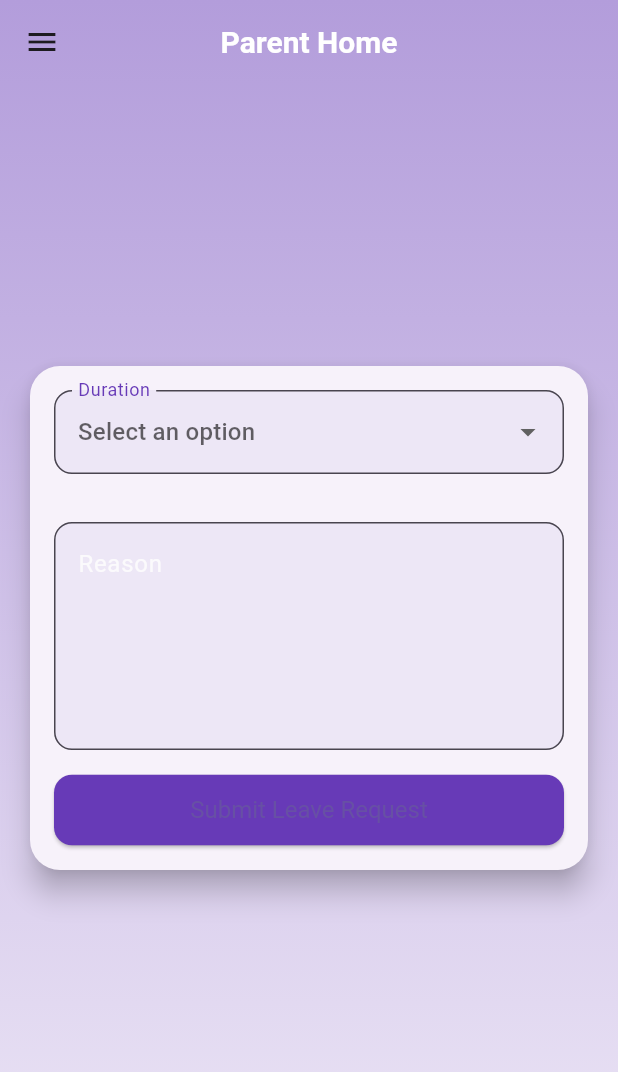
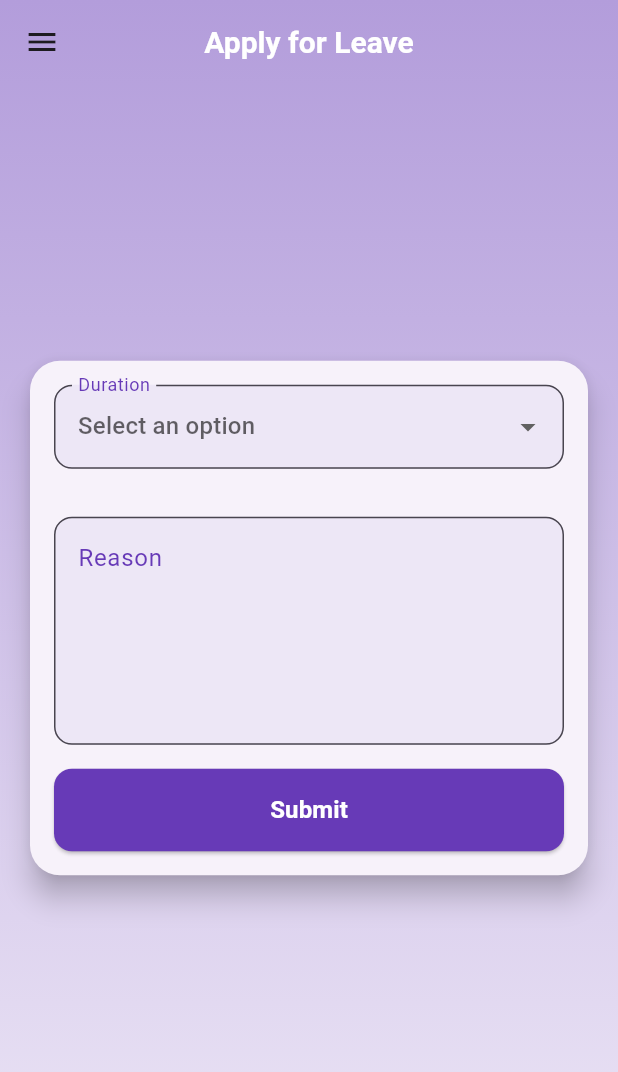
Before and after one commit to ShayaanSadiq/AcadEase, a Flutter app: the ApplyForLeavePage screen opened directly, on a phone screen of 412 x 824 dp. Shown: the top 1072 px of the screen. Run offline on Flutter 3.47's test engine with Material 3 defaults, Android fonts, the phone set to English and light mode, and no system bars; our stand-ins replace table_calendar; network calls fail.

Commit message:
Almost done only contact us left

```diff
--- a/flutter_application/lib/apply_leaveP.dart
+++ b/flutter_application/lib/apply_leaveP.dart
@@ -20,6 +20,7 @@ class ApplyForLeavePage extends StatefulWidget {
 class _ApplyForLeavePageState extends State<ApplyForLeavePage> {
   String? _selectedDuration;
   bool _showCustomDuration = false;
+  bool _isLoading = false;
 
   final TextEditingController _startDateController = TextEditingController();
   final TextEditingController _endDateController = TextEditingController();
@@ -64,6 +65,10 @@ class _ApplyForLeavePageState extends State<ApplyForLeavePage> {
       if (_showCustomDuration) 'start_date': startDate,
       if (_showCustomDuration) 'end_date': endDate,
     };
+
+    setState(() {
+      _isLoading = true;
+    });
 
     try {
       final response = await http.post(
@@ -123,6 +128,10 @@ class _ApplyForLeavePageState extends State<ApplyForLeavePage> {
           ],
         ),
       );
+    } finally {
+      setState(() {
+        _isLoading = false;
+      });
     }
   }
 
@@ -134,7 +143,7 @@ class _ApplyForLeavePageState extends State<ApplyForLeavePage> {
         elevation: 0,
         backgroundColor: Colors.transparent,
         title: const Text(
-          'Parent Home',
+          'Apply for Leave',
           style: TextStyle(
             fontSize: 20,
             fontWeight: FontWeight.bold,
@@ -186,18 +195,16 @@ class _ApplyForLeavePageState extends State<ApplyForLeavePage> {
               leading: const Icon(Icons.school, color: Colors.deepPurple),
               title: const Text('Student Details'),
               onTap: () {
-                    Navigator.pop(context); // Close the drawer
-                    final userProvider = Provider.of<UserProvider>(context, listen: false); // Access UserProvider
+                Navigator.pop(context);
                 Navigator.push(
                   context,
                   MaterialPageRoute(
                     builder: (context) => StudentDetailsPage(
-                          loggedInRollNo: userProvider.username, // Pass the roll number from UserProvider
+                      loggedInRollNo: UserProvider().username,
                     ),
                   ),
                 );
               },
-
             ),
             ListTile(
               leading: const Icon(Icons.campaign_sharp, color: Colors.deepPurple),
@@ -226,6 +233,10 @@ class _ApplyForLeavePageState extends State<ApplyForLeavePage> {
               title: const Text('Apply for Leave'),
               onTap: () {
                 Navigator.pop(context);
+                Navigator.pushReplacement(
+                  context,
+                  MaterialPageRoute(builder: (context) => ApplyForLeavePage()),
+                );
               },
             ),
             ListTile(
@@ -311,8 +322,7 @@ class _ApplyForLeavePageState extends State<ApplyForLeavePage> {
                           controller: _startDateController,
                           decoration: InputDecoration(
                             labelText: 'Start Date (YYYY-MM-DD)',
-                            labelStyle:
-                                const TextStyle(color: Colors.deepPurple),
+                            labelStyle: const TextStyle(color: Colors.deepPurple),
                             border: OutlineInputBorder(
                               borderRadius: BorderRadius.circular(12),
                             ),
@@ -326,8 +336,7 @@ class _ApplyForLeavePageState extends State<ApplyForLeavePage> {
                           controller: _endDateController,
                           decoration: InputDecoration(
                             labelText: 'End Date (YYYY-MM-DD)',
-                            labelStyle:
-                                const TextStyle(color: Colors.deepPurple),
+                            labelStyle: const TextStyle(color: Colors.deepPurple),
                             border: OutlineInputBorder(
                               borderRadius: BorderRadius.circular(12),
                             ),
@@ -344,8 +353,7 @@ class _ApplyForLeavePageState extends State<ApplyForLeavePage> {
                         decoration: InputDecoration(
                           labelText: 'Reason',
                           alignLabelWithHint: true,
-                          labelStyle:
-                              const TextStyle(color: Color.fromARGB(255, 251, 250, 252)),
+                          labelStyle: const TextStyle(color: Colors.deepPurple),
                           border: OutlineInputBorder(
                             borderRadius: BorderRadius.circular(12),
                           ),
@@ -355,16 +363,26 @@ class _ApplyForLeavePageState extends State<ApplyForLeavePage> {
                       ),
                       const SizedBox(height: 16),
                       ElevatedButton(
-                        onPressed: submitLeaveRequest,
+                        onPressed: _isLoading ? null : submitLeaveRequest,
                         style: ElevatedButton.styleFrom(
                           backgroundColor: Colors.deepPurple,
-                          padding: const EdgeInsets.symmetric(vertical: 14),
-                          textStyle: const TextStyle(fontSize: 16),
                           shape: RoundedRectangleBorder(
                             borderRadius: BorderRadius.circular(12),
                           ),
+                          padding: const EdgeInsets.symmetric(vertical: 16.0),
                         ),
-                        child: const Text('Submit Leave Request'),
+                        child: _isLoading
+                            ? const CircularProgressIndicator(
+                                color: Colors.white,
+                              )
+                            : const Text(
+                                'Submit',
+                                style: TextStyle(
+                                  fontSize: 16,
+                                  fontWeight: FontWeight.bold,
+                                  color: Colors.white,
+                                ),
+                              ),
                       ),
                     ],
                   ),
```
Also changed, not shown: flutter_application/lib/announcement_P.dart (+56 -30 lines), 1 other file. Lines whose indentation alone changed are shown as unchanged.
